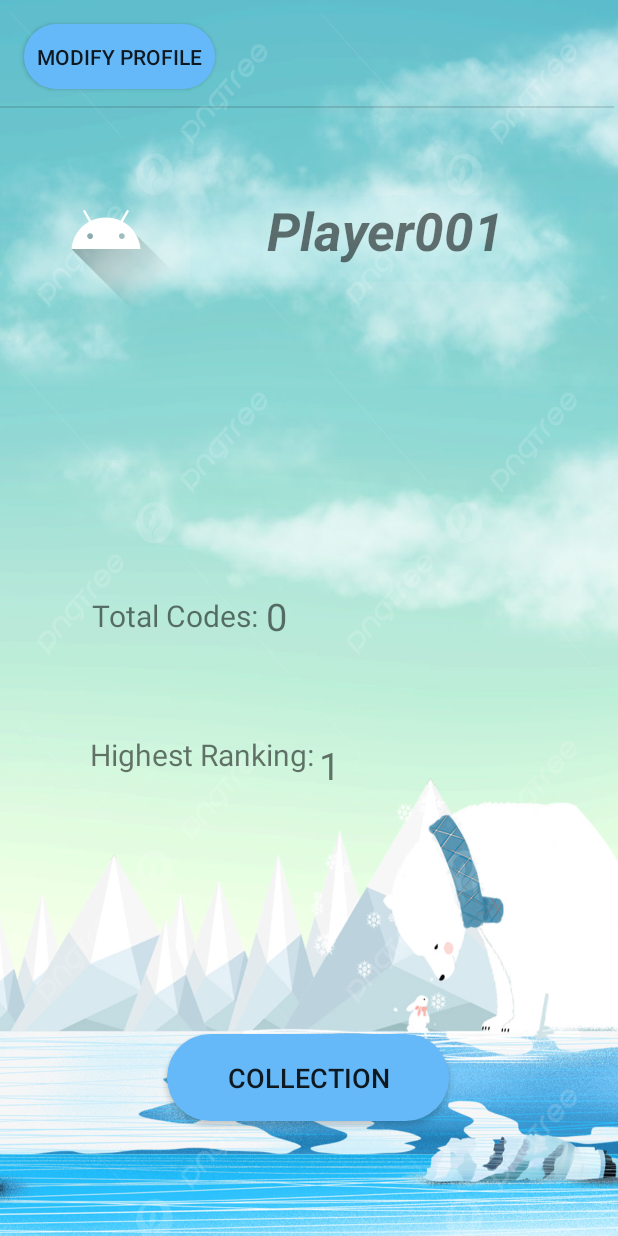
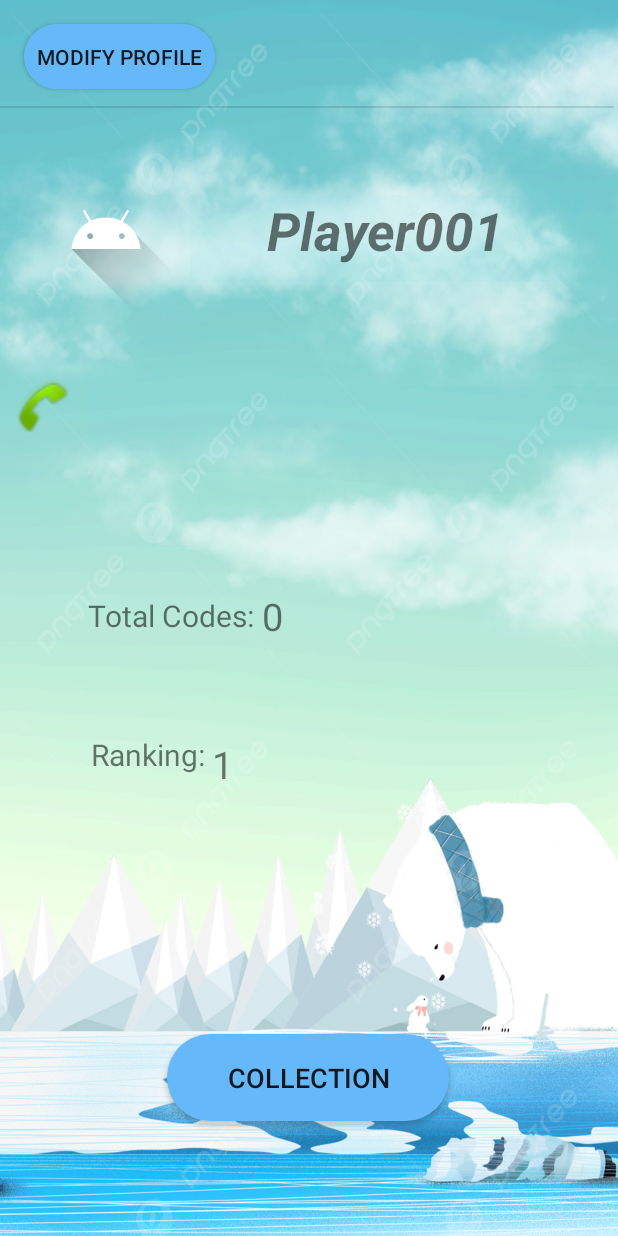
Before and after one commit to CMPUT301W23T35/CatchTheCode, an Android app: the UserActivity screen opened directly, with no data from a screen before it, after a tap on "CANCEL", on a phone screen of 412 x 824 dp. Run offline under Robolectric (Android 15) with nearby library versions, the phone set to English and light mode, and no system bars; our stand-ins replace Firebase (no records; nobody signed in at launch, a user with empty details on screens opened directly).

Commit message:
user_page.xml fixes

```diff
--- a/CatchTheCode/app/src/main/res/layout/user_page.xml
+++ b/CatchTheCode/app/src/main/res/layout/user_page.xml
@@ -9,16 +9,16 @@
 
     <TextView
         android:id="@+id/info"
-        android:layout_width="match_parent"
+        android:layout_width="353dp"
         android:layout_height="49dp"
         android:background="#0503A9F4"
         android:clickable="true"
         android:shadowColor="#9A9595"
         android:textAlignment="center"
-        android:textSize="16sp"
+        android:textSize="25sp"
         app:layout_constraintBottom_toBottomOf="parent"
         app:layout_constraintEnd_toEndOf="parent"
-        app:layout_constraintHorizontal_bias="0.234"
+        app:layout_constraintHorizontal_bias="1.0"
         app:layout_constraintStart_toStartOf="parent"
         app:layout_constraintTop_toTopOf="parent"
         app:layout_constraintVertical_bias="0.332"
@@ -28,6 +28,7 @@
         android:id="@+id/totalCodes"
         android:layout_width="117dp"
         android:layout_height="31dp"
+        android:layout_marginLeft="-4dp"
         android:text="Total Codes:"
         android:textSize="20sp"
         app:layout_constraintBottom_toBottomOf="parent"
@@ -41,8 +42,7 @@
         android:id="@+id/hRankingNums"
         android:layout_width="32dp"
         android:layout_height="38dp"
-        android:layout_marginLeft="-1dp"
-        android:layout_marginTop="5dp"
+        android:layout_marginTop="3dp"
         android:text="0"
         android:textAlignment="textStart"
         android:textSize="25sp"
@@ -57,15 +57,15 @@
         android:id="@+id/highestRanking"
         android:layout_width="wrap_content"
         android:layout_height="wrap_content"
-        android:text="Highest Ranking: "
+        android:layout_marginLeft="-21dp"
+        android:text="Ranking: "
         android:textSize="20sp"
         app:layout_constraintBottom_toBottomOf="parent"
         app:layout_constraintEnd_toEndOf="parent"
         app:layout_constraintHorizontal_bias="0.232"
         app:layout_constraintStart_toStartOf="parent"
         app:layout_constraintTop_toBottomOf="@+id/totalCodes"
-        app:layout_constraintVertical_bias="0.166"
-        tools:ignore="MissingConstraints" />
+        app:layout_constraintVertical_bias="0.166" />
 
     <TextView
         android:id="@+id/tCodesNums"
@@ -155,4 +155,17 @@
         app:layout_constraintTop_toTopOf="parent"
         app:layout_constraintVertical_bias="0.142"
         app:srcCompat="@drawable/ic_launcher_foreground" />
+
+    <ImageView
+        android:id="@+id/imageView"
+        android:layout_width="57dp"
+        android:layout_height="47dp"
+        android:layout_marginTop="1dp"
+        app:layout_constraintBottom_toBottomOf="parent"
+        app:layout_constraintEnd_toEndOf="parent"
+        app:layout_constraintHorizontal_bias="0.0"
+        app:layout_constraintStart_toStartOf="parent"
+        app:layout_constraintTop_toTopOf="parent"
+        app:layout_constraintVertical_bias="0.318"
+        app:srcCompat="@android:drawable/stat_sys_phone_call" />
 </androidx.constraintlayout.widget.ConstraintLayout>
```
